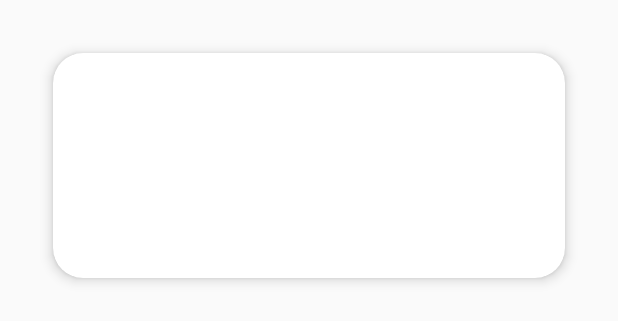
After one commit to co323co/FaDe, an Android app: the layout item_grouplist.xml on its own in the app's theme, with its tools: preview values and no code run, on a phone screen of 412 x 824 dp. The commit adds this screen. Shown: the top 321 px of the screen. Run offline under Robolectric (Android 15) with nearby library versions, the phone set to English and light mode, and no system bars.

Commit message:
카드뷰 만들던 중

```diff
--- a/app/build.gradle
+++ b/app/build.gradle
@@ -44,4 +44,7 @@ dependencies {
     implementation "androidx.room:room-guava:$room_version"
     // Test helpers
     testImplementation "androidx.room:room-testing:$room_version"
+
+    //cardView
+    implementation "com.google.android.material:material:1.0.0"
 }
--- a/app/src/main/res/layout/activity_main.xml
+++ b/app/src/main/res/layout/activity_main.xml
@@ -2,13 +2,11 @@
 <LinearLayout xmlns:android="http://schemas.android.com/apk/res/android"
     xmlns:app="http://schemas.android.com/apk/res-auto"
     xmlns:tools="http://schemas.android.com/tools"
+    android:orientation="vertical"
+    android:gravity="top|center"
     android:layout_width="match_parent"
     android:layout_height="match_parent"
     tools:context=".MainActivity">
 
-    <androidx.appcompat.widget.Toolbar
-        android:id="@+id/main_toolbar"
-        android:layout_width="match_parent"
-        android:layout_height="wrap_content"/>
 
 </LinearLayout>
--- /dev/null
+++ b/app/src/main/res/layout/item_grouplist.xml
@@ -0,0 +1,12 @@
+<?xml version="1.0" encoding="utf-8"?>
+<androidx.cardview.widget.CardView xmlns:android="http://schemas.android.com/apk/res/android"
+    xmlns:app="http://schemas.android.com/apk/res-auto"
+    android:layout_width="match_parent"
+    android:layout_height="150dp"
+    android:layout_gravity="top|center"
+    android:layout_margin="35dp"
+    app:cardCornerRadius="20dp"
+    app:cardElevation="5dp">
+
+
+</androidx.cardview.widget.CardView>
```
